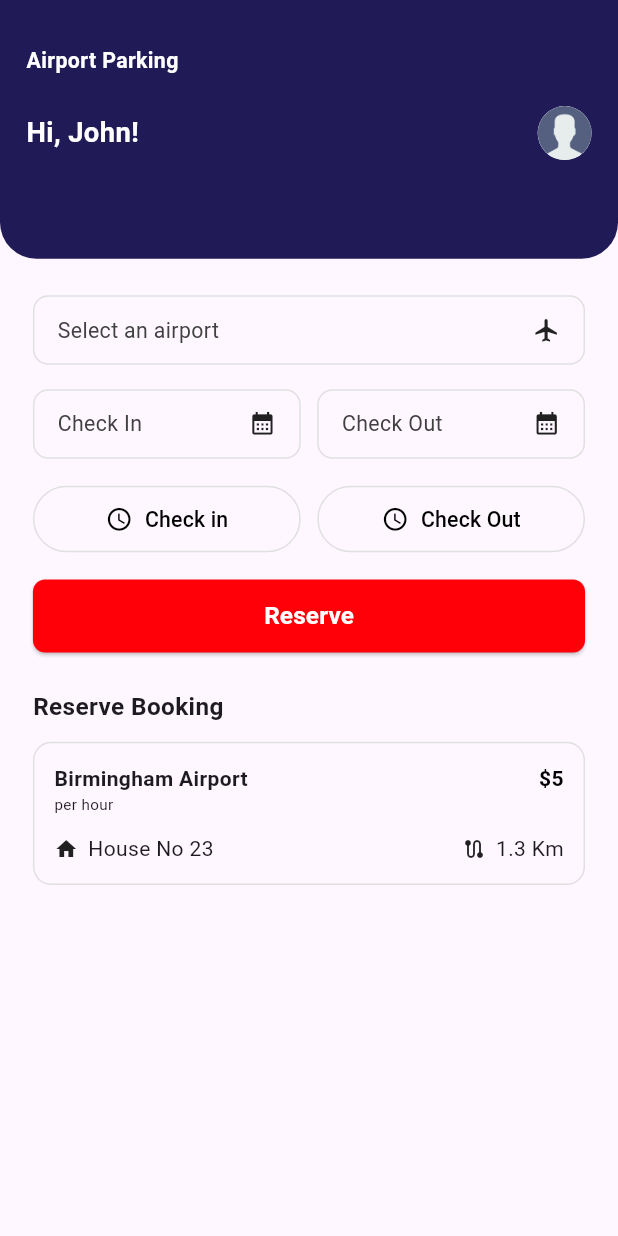
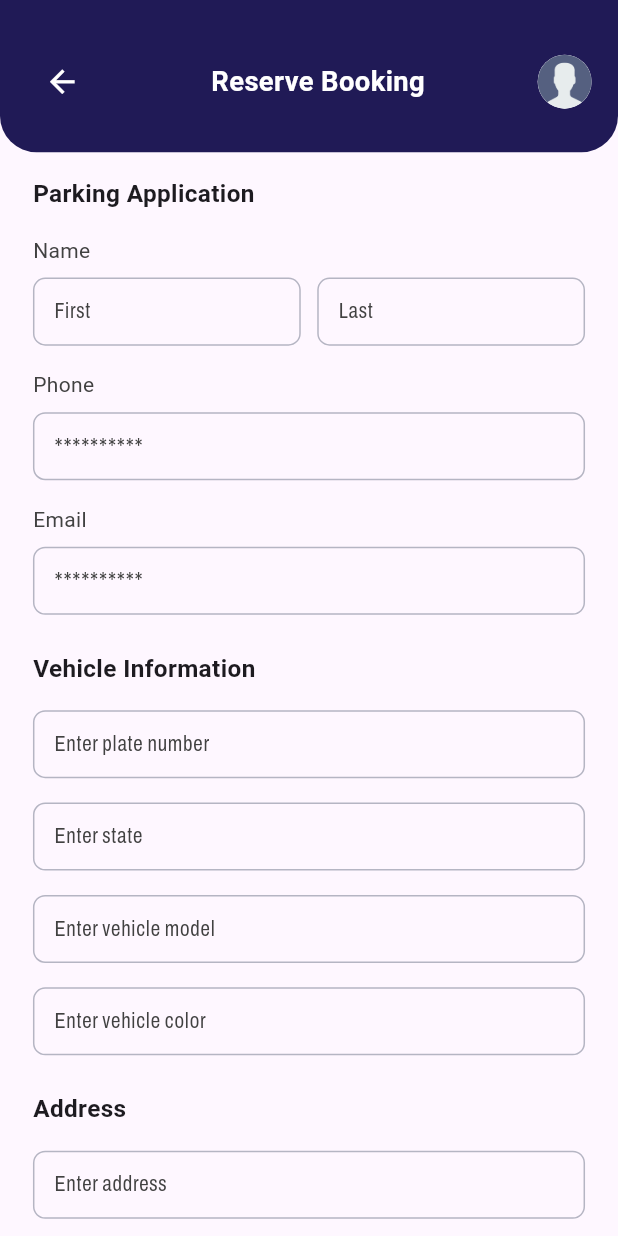
Before and after one commit to Hamzikhann/comparemyparkingmobileapp, a Flutter app: the HomeScreen screen opened directly, after a tap on "Reserve", on a phone screen of 412 x 824 dp. Run offline on Flutter 3.47's test engine with Material 3 defaults, Android fonts, the phone set to English and light mode, and no system bars; our stand-ins replace device_preview, dio, dropdown_button2, flutter_easyloading, flutter_screenutil, flutter_svg and 2 more; accounts and stored records are empty.

Commit message:
add reserve booking foam screen navigator back pressed issue

```diff
--- a/lib/main.dart
+++ b/lib/main.dart
@@ -6,6 +6,7 @@ import 'package:flutter_screenutil/flutter_screenutil.dart';
 import 'package:parkingapp/pages/ForgotPassword.dart';
 import 'package:parkingapp/pages/MainScreen.dart';
 import 'package:parkingapp/pages/OtpScreen.dart';
+import 'package:parkingapp/pages/ReserveBookingScreen.dart';
 import 'package:parkingapp/pages/SignupScreen.dart';
 import 'package:parkingapp/pages/SplashScreen.dart';
 import 'package:parkingapp/pages/LoginScreen.dart';
@@ -66,6 +67,7 @@ class MyApp extends StatelessWidget {
             '/signUp': (context) => Signupscreen(),
             '/forgot': (context) => Forgotpassword(),
             '/otp': (context) => OtpScreen(),
+            '/reserveBooking': (context) => ReserveBookingScreen(),
             '/main': (context) => MainScreen(),
           },
         );
--- a/lib/pages/HomeScreen.dart
+++ b/lib/pages/HomeScreen.dart
@@ -1,5 +1,6 @@
 import 'package:flutter/material.dart';
 import 'package:flutter_screenutil/flutter_screenutil.dart';
+import 'package:parkingapp/routes/MyRoutes.dart';
 import 'package:parkingapp/utils/colors.dart';
 import 'package:parkingapp/widgets/CustomButton.dart';
 
@@ -116,7 +117,12 @@ class HomeScreen extends StatelessWidget {
                     /// Reserve Button
                     CustomButton(
                       text: "Reserve",
-                      onPressed: () {},
+                      onPressed: () {
+                        Navigator.pushNamed(
+                          context,
+                          MyRoutes.reserveBooking,
+                        );
+                      },
                     ),
 
                     SizedBox(height: 24.h),
--- /dev/null
+++ b/lib/pages/ReserveBookingScreen.dart
@@ -0,0 +1,263 @@
+import 'package:flutter/material.dart';
+import 'package:flutter_screenutil/flutter_screenutil.dart';
+import 'package:parkingapp/utils/colors.dart';
+import 'package:parkingapp/widgets/CustomButton.dart';
+import 'package:parkingapp/widgets/CustomDropdown.dart';
+import 'package:parkingapp/widgets/TopBar.dart';
+import 'package:parkingapp/widgets/reserveBooking/CustomTextFeild.dart';
+
+class ReserveBookingScreen extends StatefulWidget {
+  const ReserveBookingScreen({Key? key}) : super(key: key);
+
+  @override
+  State<ReserveBookingScreen> createState() => _ReserveBookingScreenState();
+}
+
+class _ReserveBookingScreenState extends State<ReserveBookingScreen> {
+  final _formKey = GlobalKey<FormState>();
+
+  final TextEditingController firstNameController = TextEditingController();
+  final TextEditingController lastNameController = TextEditingController();
+  final TextEditingController phoneController = TextEditingController();
+  final TextEditingController emailController = TextEditingController();
+  final TextEditingController licensePlateController = TextEditingController();
+  final TextEditingController stateController = TextEditingController();
+  final TextEditingController modelController = TextEditingController();
+  final TextEditingController colorController = TextEditingController();
+  final TextEditingController addressController = TextEditingController();
+  final TextEditingController streetController = TextEditingController();
+  final TextEditingController lineAddressController = TextEditingController();
+
+  bool agreedToTerms = false;
+
+  void _onBackPressed(BuildContext context) {
+    Navigator.of(context).pop();
+  }
+
+  String? validateRequired(String? value, String fieldName) {
+    if (value == null || value.trim().isEmpty) {
+      return '$fieldName is required';
+    }
+    return null;
+  }
+
+  String? validateEmail(String? value) {
+    final emailRegExp = RegExp(r'^[\w-\.]+@([\w-]+\.)+[\w-]{2,4}$');
+    if (value == null || value.trim().isEmpty) {
+      return 'Email is required';
+    } else if (!emailRegExp.hasMatch(value.trim())) {
+      return 'Enter a valid email';
+    }
+    return null;
+  }
+
+  @override
+  Widget build(BuildContext context) {
+    return WillPopScope(
+      onWillPop: () async {
+        _onBackPressed(context);
+        return false;
+      },
+      child: Scaffold(
+        body: SafeArea(
+          child: Column(
+            children: [
+              TopBar(
+                greeting: "Reserve Booking",
+                onBackPressed: () => _onBackPressed(context),
+              ),
+              Expanded(
+                child: SingleChildScrollView(
+                  padding:
+                      EdgeInsets.symmetric(horizontal: 20.w, vertical: 16.h),
+                  child: Form(
+                    key: _formKey,
+                    child: Column(
+                      crossAxisAlignment: CrossAxisAlignment.start,
+                      children: [
+                        Text("Parking Application",
+                            style: TextStyle(
+                                fontSize: 16.sp, fontWeight: FontWeight.bold)),
+                        SizedBox(height: 16.h),
+                        Text("Name", style: TextStyle(color: colors.textGray)),
+                        SizedBox(height: 8.h),
+                        Row(
+                          children: [
+                            Expanded(
+                              child: CustomTextField(
+                                hintText: "First",
+                                controller: firstNameController,
+                                validator: (val) =>
+                                    validateRequired(val, "First name"),
+                              ),
+                            ),
+                            SizedBox(width: 10.w),
+                            Expanded(
+                              child: CustomTextField(
+                                hintText: "Last",
+                                controller: lastNameController,
+                                validator: (val) =>
+                                    validateRequired(val, "Last name"),
+                              ),
+                            ),
+                          ],
+                        ),
+                        SizedBox(height: 16.h),
+                        Text("Phone", style: TextStyle(color: colors.textGray)),
+                        SizedBox(height: 8.h),
+                        CustomTextField(
+                          hintText: "**********",
+                          controller: phoneController,
+                          keyboardType: TextInputType.phone,
+                          validator: (val) => validateRequired(val, "Phone"),
+                        ),
+                        SizedBox(height: 16.h),
+                        Text("Email", style: TextStyle(color: colors.textGray)),
+                        SizedBox(height: 8.h),
+                        CustomTextField(
+                          hintText: "**********",
+                          controller: emailController,
+                          keyboardType: TextInputType.emailAddress,
+                          validator: validateEmail,
+                        ),
+                        SizedBox(height: 24.h),
+                        Text("Vehicle Information",
+                            style: TextStyle(
+                                fontSize: 16.sp, fontWeight: FontWeight.bold)),
+                        SizedBox(height: 16.h),
+                        CustomTextField(
+                          hintText: "Enter plate number",
+                          controller: licensePlateController,
+                          validator: (val) =>
+                              validateRequired(val, "License plate"),
+                        ),
+                        SizedBox(height: 16.h),
+                        CustomTextField(
+                          hintText: "Enter state",
+                          controller: stateController,
+                          validator: (val) => validateRequired(val, "State"),
+                        ),
+                        SizedBox(height: 16.h),
+                        CustomTextField(
+                          hintText: "Enter vehicle model",
+                          controller: modelController,
+                          validator: (val) => validateRequired(val, "Model"),
+                        ),
+                        SizedBox(height: 16.h),
+                        CustomTextField(
+                          hintText: "Enter vehicle color",
+                          controller: colorController,
+                          validator: (val) => validateRequired(val, "Color"),
+                        ),
+                        SizedBox(height: 24.h),
+                        Text("Address",
+                            style: TextStyle(
+                                fontSize: 16.sp, fontWeight: FontWeight.bold)),
+                        SizedBox(height: 16.h),
+                        CustomTextField(
+                          hintText: "Enter address",
+                          controller: addressController,
+                          validator: (val) => validateRequired(val, "Address"),
+                        ),
+                        SizedBox(height: 16.h),
+                        CustomTextField(
+                          hintText: "Enter street address",
+                          controller: streetController,
+                          validator: (val) =>
+                              validateRequired(val, "Street address"),
+                        ),
+                        SizedBox(height: 16.h),
+                        CustomTextField(
+                          hintText: "Enter line address",
+                          controller: lineAddressController,
+                          validator: (val) =>
+                              validateRequired(val, "Line address"),
+                        ),
+                        SizedBox(height: 16.h),
+                        Text("State", style: TextStyle(color: colors.textGray)),
+                        SizedBox(height: 8.h),
+                        CustomDropdown(
+                          hint: "---Select State---",
+                          items: const [
+                            "California",
+                            "New York",
+                            "Texas",
+                            "Florida"
+                          ],
+                          isSearchable: false,
+                          onSelectItem: (item) {
+                            // Handle selection
+                          },
+                        ),
+                        SizedBox(height: 24.h),
+                        Row(
+                          children: [
+                            Checkbox(
+                              value: agreedToTerms,
+                              onChanged: (value) {
+                                setState(() {
+                                  agreedToTerms = value ?? false;
+                                });
+                              },
+                              fillColor:
+                                  MaterialStateProperty.resolveWith<Color>(
+                                (Set<MaterialState> states) {
+                                  if (states.contains(MaterialState.selected)) {
+                                    return Color(0xFF201A56);
+                                  }
+                                  return Colors.grey.shade300;
+                                },
+                              ),
+                              checkColor: Colors.white,
+                            ),
+                            Expanded(
+                              child: Text.rich(
+                                TextSpan(
+                                  text: "I agree to ",
+                                  children: [
+                                    TextSpan(
+                                      text: "terms & conditions",
+                                      style: TextStyle(
+                                          color: colors.primary,
+                                          decoration: TextDecoration.underline),
+                                    ),
+                                    const TextSpan(text: "."),
+                                  ],
+                                ),
+                              ),
+                            ),
+                          ],
+                        ),
+                        SizedBox(height: 32.h),
+                        CustomButton(
+                          text: "Send Now",
+                          onPressed: () {
+                            if (_formKey.currentState!.validate()) {
+                              if (agreedToTerms) {
+                                ScaffoldMessenger.of(context).showSnackBar(
+                                  const SnackBar(
+                                      content: Text('Form Submitted!')),
+                                );
+                              } else {
+                                ScaffoldMessenger.of(context).showSnackBar(
+                                  const SnackBar(
+                                      content: Text(
+                                          'Please accept terms & conditions')),
+                                );
+                              }
+                            }
+                          },
+                        ),
+                        SizedBox(height: 20.h),
+                      ],
+                    ),
+                  ),
+                ),
+              ),
+            ],
+          ),
+        ),
+      ),
+    );
+  }
+}
--- a/lib/pages/SplashScreen.dart
+++ b/lib/pages/SplashScreen.dart
@@ -21,7 +21,7 @@ class _SplashScreenState extends State<SplashScreen> {
     SharedStorage.loadUser();
     // Navigate to IntroScreen after 5 seconds
     Future.delayed(Duration(seconds: 5), () {
-      if (Globals.user == null) {
+      if (Globals.user != null) {
         Navigator.pushReplacement(
           context,
           MaterialPageRoute(builder: (context) => MainScreen()),
@@ -75,7 +75,7 @@ class _SplashScreenState extends State<SplashScreen> {
                   style: TextStyle(
                     fontFamily:
                         'Archivo', // Ensure Archivo font is in assets/fonts
-                    fontSize: 8.sp, // Adjusted text size
+                    fontSize: 16.sp, // Adjusted text size
                     fontWeight: FontWeight.w700,
                     color: Colors.black87,
                   ),
--- a/lib/routes/MyRoutes.dart
+++ b/lib/routes/MyRoutes.dart
@@ -4,5 +4,6 @@ class MyRoutes {
   static String signUpRoute = '/signUp';
   static String forgot = '/forgot';
   static String otp = '/otp';
+  static String reserveBooking = '/reserveBooking';
   static String mainPage = '/main';
 }
--- a/lib/widgets/CustomButton.dart
+++ b/lib/widgets/CustomButton.dart
@@ -20,9 +20,7 @@ class CustomButton extends StatelessWidget {
       child: ElevatedButton(
         style: ElevatedButton.styleFrom(
           backgroundColor: colors.red,
-          shape: RoundedRectangleBorder(
-            borderRadius: BorderRadius.circular(8.r),
-          ),
+          shape: RoundedRectangleBorder(),
         ),
         onPressed: onPressed,
         child: Text(
--- /dev/null
+++ b/lib/widgets/TopBar.dart
@@ -0,0 +1,58 @@
+// lib/widgets/TopBar.dart
+import 'package:flutter/material.dart';
+import 'package:flutter_screenutil/flutter_screenutil.dart';
+
+class TopBar extends StatelessWidget {
+  final String greeting;
+  final VoidCallback onBackPressed;
+
+  const TopBar(
+      {super.key, required this.greeting, required this.onBackPressed});
+
+  @override
+  Widget build(BuildContext context) {
+    return Container(
+      height: 100.h,
+      decoration: BoxDecoration(
+        color: const Color(0xFF201A56),
+        borderRadius: BorderRadius.only(
+          bottomLeft: Radius.circular(24.r),
+          bottomRight: Radius.circular(24.r),
+        ),
+      ),
+      padding: EdgeInsets.symmetric(horizontal: 16.w),
+      child: Column(
+        crossAxisAlignment: CrossAxisAlignment.start,
+        children: [
+          SizedBox(height: 30.h),
+          Row(
+            mainAxisAlignment: MainAxisAlignment.spaceBetween,
+            children: [
+              IconButton(
+                icon: Icon(
+                  Icons.arrow_back,
+                  color: Colors.white,
+                  size: 24.sp,
+                ),
+                onPressed: onBackPressed,
+              ),
+              Text(
+                greeting,
+                style: TextStyle(
+                  color: Colors.white,
+                  fontWeight: FontWeight.bold,
+                  fontSize: 18.sp,
+                ),
+              ),
+              const CircleAvatar(
+                backgroundColor: Colors.white,
+                radius: 18,
+                backgroundImage: AssetImage('assets/images/user.png'),
+              ),
+            ],
+          ),
+        ],
+      ),
+    );
+  }
+}
--- /dev/null
+++ b/lib/widgets/reserveBooking/CustomTextFeild.dart
@@ -0,0 +1,67 @@
+import 'package:flutter/material.dart';
+import 'package:flutter_screenutil/flutter_screenutil.dart';
+import 'package:parkingapp/utils/colors.dart';
+
+class CustomTextField extends StatelessWidget {
+  final String hintText;
+  final TextEditingController controller;
+  final bool obscureText;
+  final TextInputType keyboardType;
+  final FormFieldValidator<String>? validator;
+
+  const CustomTextField({
+    Key? key,
+    required this.hintText,
+    required this.controller,
+    this.obscureText = false,
+    this.keyboardType = TextInputType.text,
+    this.validator,
+  }) : super(key: key);
+
+  @override
+  Widget build(BuildContext context) {
+    return TextFormField(
+      controller: controller,
+      obscureText: obscureText,
+      keyboardType: keyboardType,
+      validator: validator,
+      style: TextStyle(
+        fontSize: 14.sp,
+        fontFamily: 'Archivo',
+      ),
+      decoration: InputDecoration(
+        isDense: true,
+        contentPadding: EdgeInsets.symmetric(
+          vertical: 12.h,
+          horizontal: 10.h,
+        ),
+        hintText: hintText,
+        hintStyle: TextStyle(
+          color: colors.textGray,
+          fontFamily: 'Archivo',
+        ),
+        border: OutlineInputBorder(
+          borderRadius: BorderRadius.circular(8.r), // 8.r for light curve
+          borderSide: BorderSide(
+            color: colors.textFieldBorder, // Default border color
+            width: 1.0, // 1dp width
+          ),
+        ),
+        focusedBorder: OutlineInputBorder(
+          borderRadius: BorderRadius.circular(8.r),
+          borderSide: BorderSide(
+            color: colors.primary, // Border color when focused
+            width: 1.0, // 1dp width
+          ),
+        ),
+        enabledBorder: OutlineInputBorder(
+          borderRadius: BorderRadius.circular(8.r),
+          borderSide: BorderSide(
+            color: colors.textFieldBorder, // Default border color
+            width: 1.0, // 1dp width
+          ),
+        ),
+      ),
+    );
+  }
+}
```
